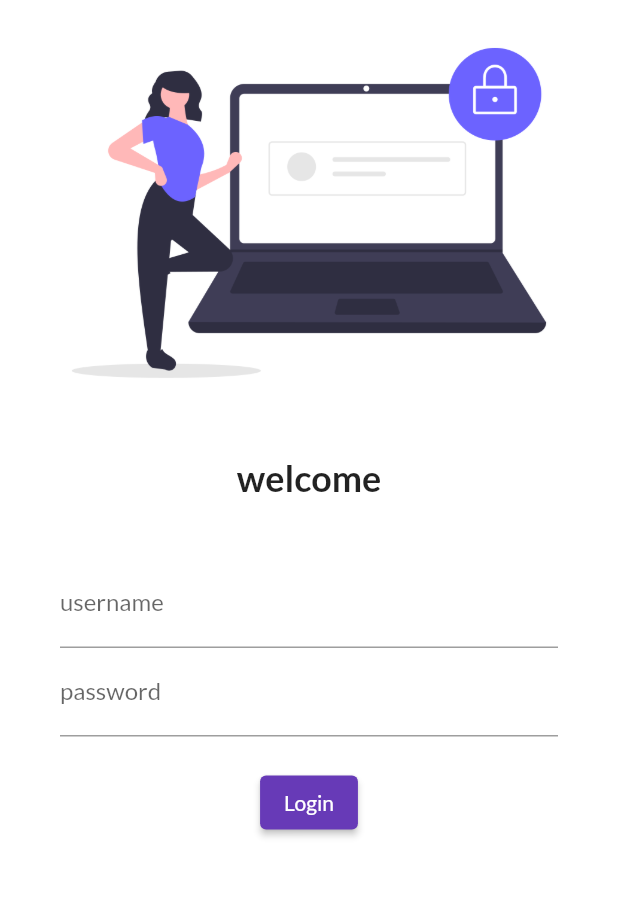
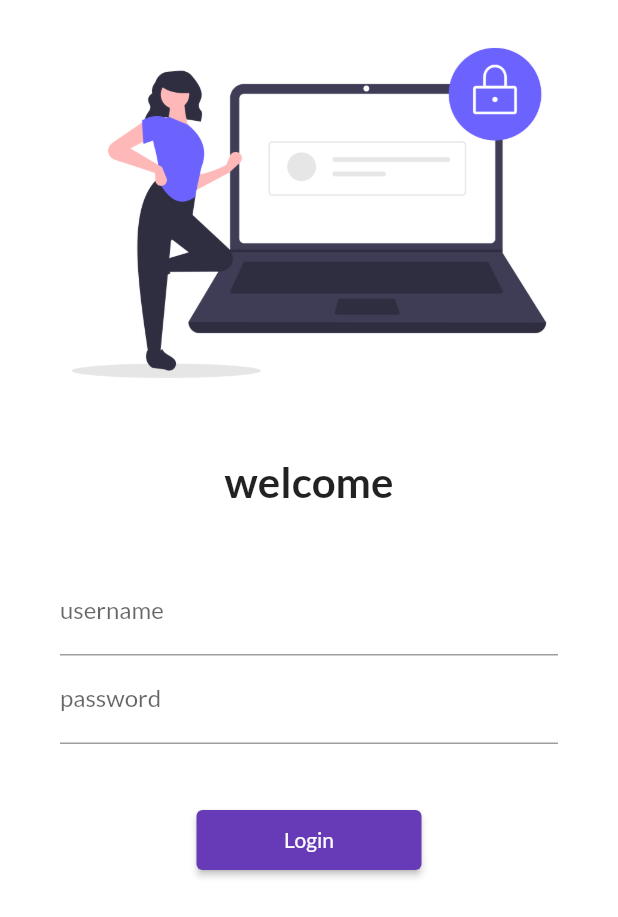
Before and after one commit to iamniravm23/Futter_catalog-demo, a Flutter app: the screen it shows after launch, on a phone screen of 412 x 824 dp. Shown: the top 917 px of the screen. Run offline on Flutter 3.47's test engine with Material 2 defaults, Android fonts, the phone set to English and light mode, and no system bars; our stand-ins replace google_fonts.

Commit message:
day5 completed

```diff
--- a/lib/main.dart
+++ b/lib/main.dart
@@ -1,6 +1,7 @@
 import 'package:flutter/material.dart';
 import 'package:flutter_catalog/pages/home_page.dart';
 import 'package:flutter_catalog/pages/login_page.dart';
+import 'package:flutter_catalog/utils/routes.dart';
 import 'package:google_fonts/google_fonts.dart';
 
 void main() {
@@ -22,8 +23,8 @@ class myApp extends StatelessWidget {
       // initialRoute: "/home",
       routes: {
         "/": (context) => LoginPage(),
-        "/home": (context) => HomePage(),
-        "/loginPage": (context) => LoginPage(),
+        MyRoutes.homeRoute: (context) => HomePage(),
+        MyRoutes.loginRoute: (context) => LoginPage(),
       },
     );
   }
--- a/lib/pages/login_page.dart
+++ b/lib/pages/login_page.dart
@@ -1,12 +1,15 @@
 import 'dart:ui';
 
 import 'package:flutter/material.dart';
+import 'package:flutter_catalog/pages/home_page.dart';
+import 'package:flutter_catalog/utils/routes.dart';
 
 class LoginPage extends StatelessWidget {
   @override
   Widget build(BuildContext context) {
     return Material(
         color: Colors.white,
+        child: SingleChildScrollView(
           child: Column(
             children: [
               Image.asset(
@@ -18,13 +21,14 @@ class LoginPage extends StatelessWidget {
               ),
               Text(
                 "welcome",
-              style: TextStyle(fontSize: 24, fontWeight: FontWeight.bold),
+                style: TextStyle(fontSize: 28, fontWeight: FontWeight.bold),
               ),
               SizedBox(
                 height: 20,
               ),
               Padding(
-              padding: const EdgeInsets.symmetric(vertical: 20, horizontal: 40),
+                padding:
+                    const EdgeInsets.symmetric(vertical: 20, horizontal: 40),
                 child: Column(
                   children: [
                     TextFormField(
@@ -37,16 +41,20 @@ class LoginPage extends StatelessWidget {
                           hintText: "Enter Password", labelText: "password"),
                     ),
                     SizedBox(
-                    height: 20,
+                      height: 40,
                     ),
                     ElevatedButton(
                       child: Text("Login"),
-                    onPressed: () {},
+                      style: TextButton.styleFrom(minimumSize: Size(150, 40)),
+                      onPressed: () {
+                        Navigator.pushNamed(context, MyRoutes.homeRoute);
+                      },
                     )
                   ],
                 ),
               )
             ],
+          ),
         ));
   }
 }
--- /dev/null
+++ b/lib/utils/routes.dart
@@ -0,0 +1,4 @@
+class MyRoutes {
+  static String loginRoute = "/login";
+  static String homeRoute = "/home";
+}
```
Lines whose indentation alone changed are shown as unchanged.
